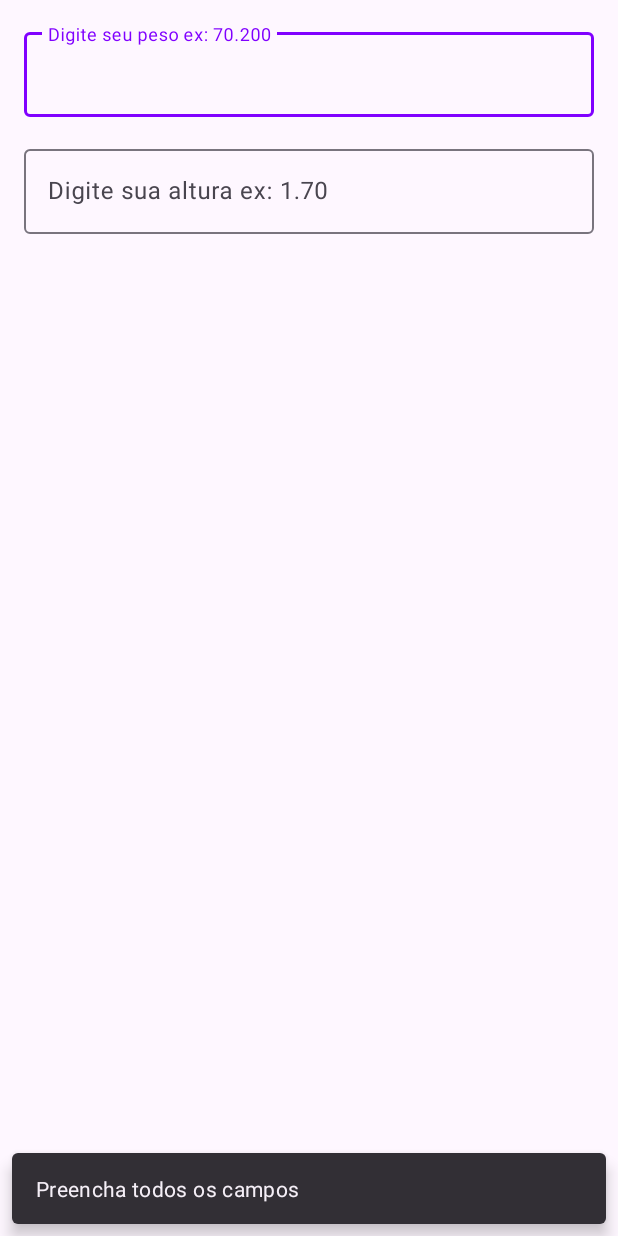
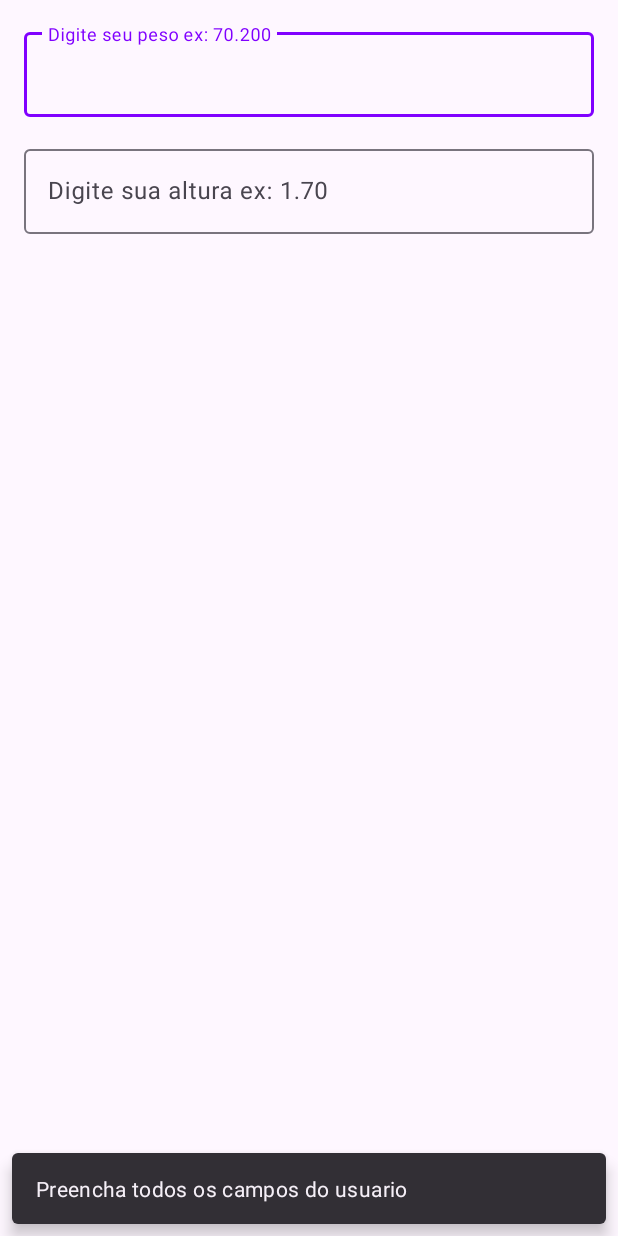
Before and after one commit to oLeonardosantos/calculadoraimc, an Android app: the screen it shows after launch (MainActivity), after a tap on "Calcular", on a phone screen of 412 x 824 dp. Run offline under Robolectric (Android 15) with nearby library versions, the phone set to English and light mode, and no system bars.

Commit message:
mostrar mensagem preencha os campos

```diff
--- a/app/src/main/java/com/comunidadedevspace/imc/MainActivity.kt
+++ b/app/src/main/java/com/comunidadedevspace/imc/MainActivity.kt
@@ -14,35 +14,29 @@ class MainActivity : AppCompatActivity() {
 
         val edtPeso = findViewById<TextInputEditText>(R.id.edt_peso)
         val edtAltura = findViewById<TextInputEditText>(R.id.edt_altura)
-
         val btncalcular = findViewById<Button>(R.id.btn_calcular)
 
         btncalcular.setOnClickListener {
-
 
             val pesoStr: String = edtPeso.text.toString()
             val alturaStr: String = edtAltura.text.toString()
 
             if (pesoStr == "" || alturaStr == "") {
-
                 Snackbar.make(
                     edtPeso,
-                    "Preencha todos os campos",
+                    "Preencha todos os campos do usuario",
                     Snackbar.LENGTH_LONG
-                )
-                    .show()
+                ).show()
 
             } else {
                 val peso = pesoStr.toFloat()
                 val altura = alturaStr.toFloat()
-
                 val alturaQ2 = altura * altura
                 val resultado = peso / alturaQ2
 
                 // navegar para a proxima tela
                 // criar o layout da proxima tela
                 // passar dados (resultado) para proxima tela
-
                 // itent - classe do projeto android
 
                 val intent = Intent(this, ResultActivity::class.java)
```
